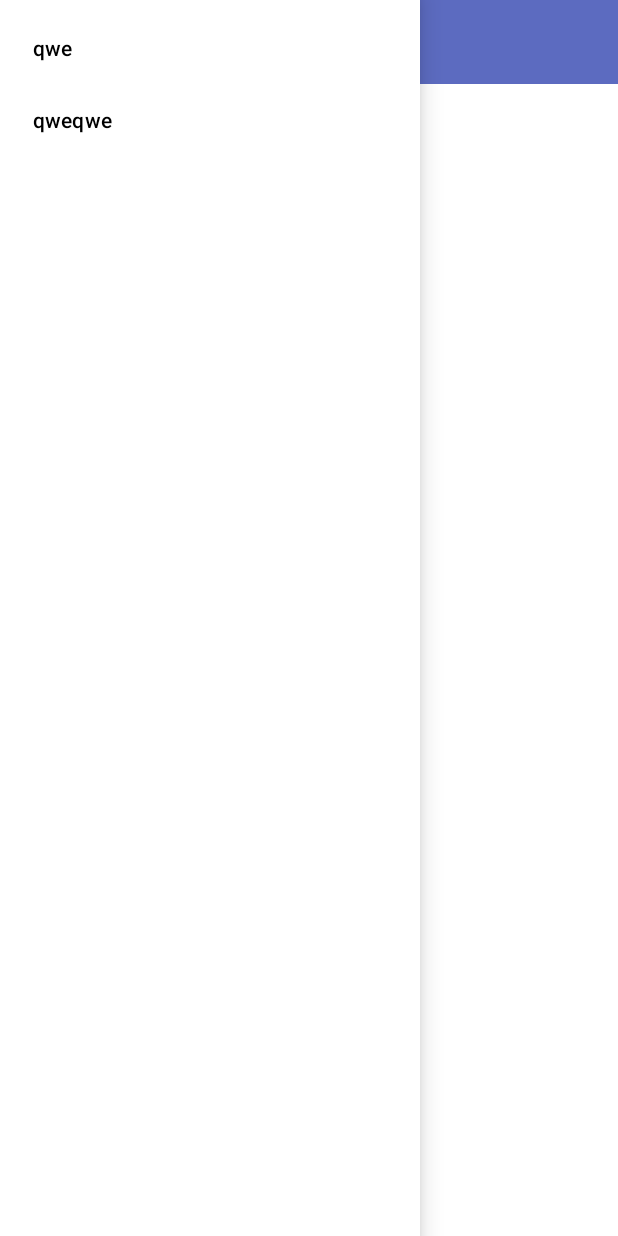
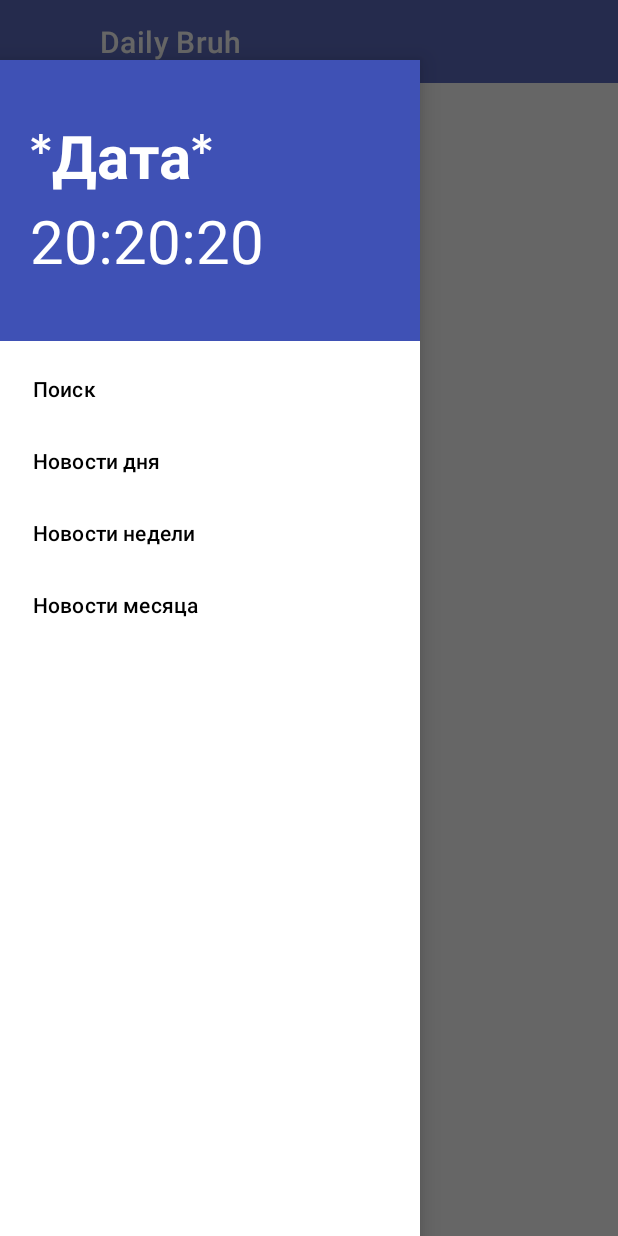
Before and after one commit to y19th/Daily-Bruh, an Android app: the FragmentNewsPage screen opened through its navigation route, with the side drawer open, on a phone screen of 412 x 824 dp. Run offline under Robolectric (Android 15) with nearby library versions, the phone set to English and light mode, and no system bars; 3 statements that could not run were skipped.

Commit message:
ver 1.2 made nav view with no behaviour

```diff
--- a/app/src/main/java/com/example/dailybruh/fragment/FragmentNewsPage.kt
+++ b/app/src/main/java/com/example/dailybruh/fragment/FragmentNewsPage.kt
@@ -40,10 +40,13 @@ class FragmentNewsPage : Fragment() {
         }
         binding.apply {
             recyclerNewsPage.apply {
-               //changeHeight(qwe)
+                //changeHeight(qwe)
                 layoutManager = LinearLayoutManager(context)
                 adapter = NewsPageRecyclerAdapter(news)
             }
+            toolBar.titleMarginStart = 100
+            navView.y +=60
         }
     }
+
 }
--- a/app/src/main/res/layout/fragment_news_page.xml
+++ b/app/src/main/res/layout/fragment_news_page.xml
@@ -1,20 +1,28 @@
 <?xml version="1.0" encoding="utf-8"?>
-<androidx.constraintlayout.widget.ConstraintLayout xmlns:android="http://schemas.android.com/apk/res/android"
+<androidx.drawerlayout.widget.DrawerLayout xmlns:android="http://schemas.android.com/apk/res/android"
     android:id="@+id/main_layout"
     android:layout_width="match_parent"
     android:layout_height="match_parent"
     xmlns:app="http://schemas.android.com/apk/res-auto"
     xmlns:tools="http://schemas.android.com/tools"
     android:orientation="vertical"
-    android:fitsSystemWindows="true">
-
+    android:fitsSystemWindows="true"
+    >
+    <androidx.constraintlayout.widget.ConstraintLayout
+        android:layout_width="match_parent"
+        android:layout_height="match_parent">
         <androidx.appcompat.widget.Toolbar
+            android:id="@+id/tool_bar"
+            app:layout_constraintTop_toTopOf="parent"
             android:layout_width="match_parent"
-        android:layout_height="wrap_content"
-        app:title="qweww"
+            android:layout_height="55dp"
+            app:title="@string/app_name"
+            app:titleTextColor="@color/white"
             android:background="@color/blue_400"
             />
         <TextView
+            app:layout_constraintTop_toBottomOf="@id/tool_bar"
+            app:layout_constraintStart_toStartOf="parent"
             android:id="@+id/textview"
             android:layout_height="wrap_content"
             android:layout_width="wrap_content"
@@ -29,20 +37,18 @@
             app:layout_constraintLeft_toLeftOf="parent"
             app:layout_constraintRight_toRightOf="parent"
             tools:listitem="@layout/recycler_item_news_page"
+            android:layout_margin="20dp"
             android:paddingBottom="50dp"
             />
-    <androidx.drawerlayout.widget.DrawerLayout
-        android:layout_width="match_parent"
-        android:layout_height="match_parent">
+    </androidx.constraintlayout.widget.ConstraintLayout>
+
     <com.google.android.material.navigation.NavigationView
         android:id="@+id/nav_view"
         android:layout_width="wrap_content"
         android:layout_height="match_parent"
         android:layout_gravity="start"
         app:menu="@menu/nav_items"
+        app:headerLayout="@layout/nav_header_layout"
         />
+
 </androidx.drawerlayout.widget.DrawerLayout>
-
-
-
-</androidx.constraintlayout.widget.ConstraintLayout>
--- /dev/null
+++ b/app/src/main/res/layout/nav_header_layout.xml
@@ -0,0 +1,27 @@
+<?xml version="1.0" encoding="utf-8"?>
+<androidx.appcompat.widget.LinearLayoutCompat xmlns:android="http://schemas.android.com/apk/res/android"
+    android:layout_width="match_parent"
+    android:layout_height="match_parent"
+    android:orientation="vertical"
+    android:background="@color/blue_500"
+    >
+    <TextView
+        android:layout_width="match_parent"
+        android:layout_height="wrap_content"
+        android:text="*Дата*"
+        android:fontFamily="@font/aleo_bold"
+        android:textColor="@color/white"
+        android:layout_marginStart="20dp"
+        android:layout_marginTop="40dp"
+        android:textSize="40sp"/>
+    <TextView
+        android:layout_width="match_parent"
+        android:layout_height="wrap_content"
+        android:textSize="40sp"
+        android:text="20:20:20"
+        android:textColor="@color/white"
+        android:layout_marginStart="20dp"
+        android:layout_marginBottom="40dp"
+        />
+
+</androidx.appcompat.widget.LinearLayoutCompat>
--- a/app/src/main/res/menu/nav_items.xml
+++ b/app/src/main/res/menu/nav_items.xml
@@ -3,11 +3,19 @@
     xmlns:tools="http://schemas.android.com/tools"
     tools:showIn="navigation_view">
     <item
-        android:id="@+id/element_1"
-        android:title="qwe"
+        android:id="@+id/search"
+        android:title="@string/search_news"
         />
     <item
-        android:id="@+id/element_2"
-        android:title="qweqwe"
+        android:id="@+id/day"
+        android:title="@string/daily_news"
+        />
+    <item
+        android:id="@+id/week"
+        android:title="@string/week_news"
+        />
+    <item
+        android:id="@+id/month"
+        android:title="@string/month_news"
         />
 </menu>
--- a/app/src/main/res/values/strings.xml
+++ b/app/src/main/res/values/strings.xml
@@ -1,4 +1,8 @@
 <resources>
     <string name="app_name">Daily Bruh</string>
     <string name="article_photo">article_photo</string>
+    <string name="daily_news">Новости дня</string>
+    <string name="week_news">Новости недели</string>
+    <string name="month_news">Новости месяца</string>
+    <string name="search_news">Поиск</string>
 </resources>
--- a/build.gradle
+++ b/build.gradle
@@ -1,6 +1,6 @@
 // Top-level build file where you can add configuration options common to all sub-projects/modules.
 plugins {
-    id 'com.android.application' version '7.4.1' apply false
-    id 'com.android.library' version '7.4.1' apply false
+    id 'com.android.application' version '7.3.0' apply false
+    id 'com.android.library' version '7.3.0' apply false
     id 'org.jetbrains.kotlin.android' version '1.8.0' apply false
 }
```
Lines whose indentation alone changed are shown as unchanged.
